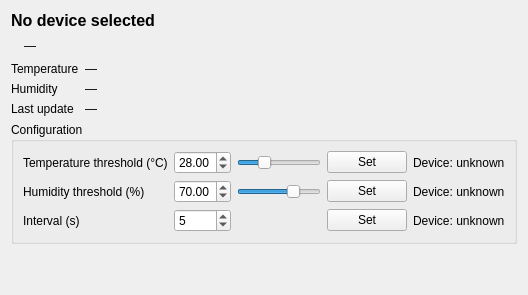
Old version of the form desktop/src/app/DeviceDetailPanel.ui in the repository P175B178/project-full-impl.
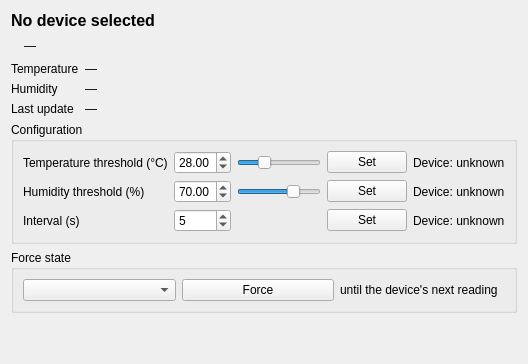
New version of the form.

Commit message:
Force a device's state
Not retained: it is meant for now; a device connecting later must not act on an old one.

Patch:
```diff
--- a/desktop/src/app/DeviceDetailPanel.ui
+++ b/desktop/src/app/DeviceDetailPanel.ui
@@ -203,6 +203,39 @@
      </layout>
     </widget>
    </item>
+   <item>
+    <widget class="QGroupBox" name="forcedStateGroup">
+     <property name="title">
+      <string>Force state</string>
+     </property>
+     <layout class="QHBoxLayout" name="forcedStateRow">
+      <item>
+       <widget class="QComboBox" name="forcedStateCombo"/>
+      </item>
+      <item>
+       <widget class="QPushButton" name="forcedStateSetButton">
+        <property name="text">
+         <string>Force</string>
+        </property>
+       </widget>
+      </item>
+      <item>
+       <widget class="QLabel" name="forcedStateHint">
+        <property name="text">
+         <string>until the device's next reading</string>
+        </property>
+       </widget>
+      </item>
+      <item>
+       <spacer name="forcedStateSpacer">
+        <property name="orientation">
+         <enum>Qt::Horizontal</enum>
+        </property>
+       </spacer>
+      </item>
+     </layout>
+    </widget>
+   </item>
    <item>
     <spacer name="detailSpacer">
      <property name="orientation">
```
The commit also changes 11 other files.
